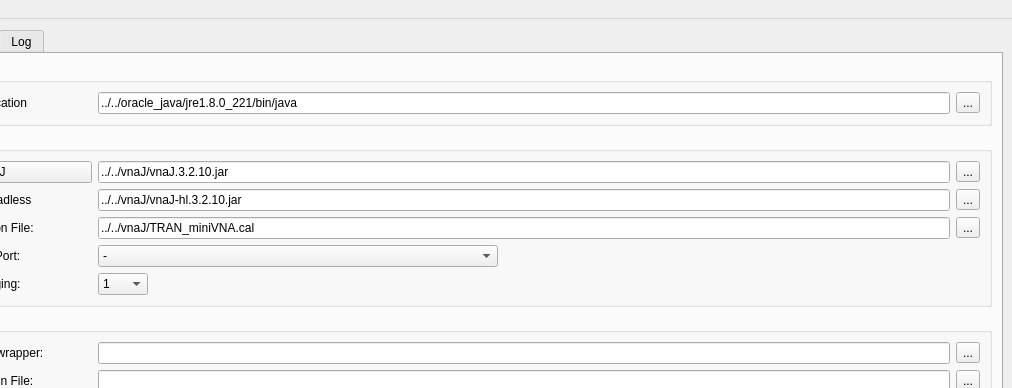
Old version of the form python3/gui/amcp_test.ui in the repository Battosai42/amcp; both pictures show x 140 to 1152 and y 0 to 388 of the 1152 by 768 pixel window.
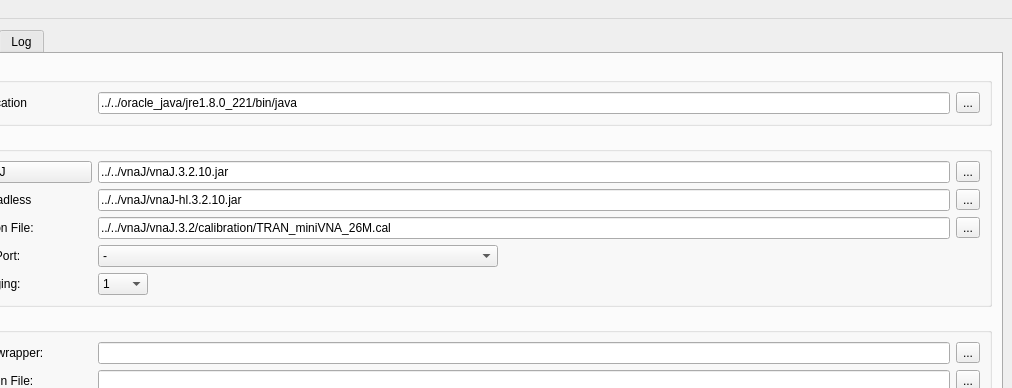
New version of the form. The open tabs and pages were chosen to show the change. Icons and pictures are not drawn. Custom widgets are drawn as their Qt base class.

The edit to the form file:
```diff
--- a/python3/gui/amcp_test.ui
+++ b/python3/gui/amcp_test.ui
@@ -634,7 +634,7 @@
            <item row="4" column="1" colspan="3">
             <widget class="QLineEdit" name="minivna_calfile_loc">
              <property name="text">
-              <string>../../vnaJ/TRAN_miniVNA.cal</string>
+              <string>../../vnaJ/vnaJ.3.2/calibration/TRAN_miniVNA_26M.cal</string>
              </property>
             </widget>
            </item>
```
